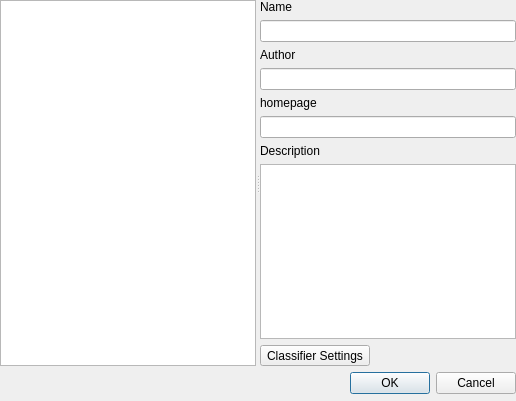
First picture: the form in ilastik/modules/interactive_segmentation/gui/segmentorSelectionDlg.ui, repository ilastik/ilastik-0.5, before the edit.
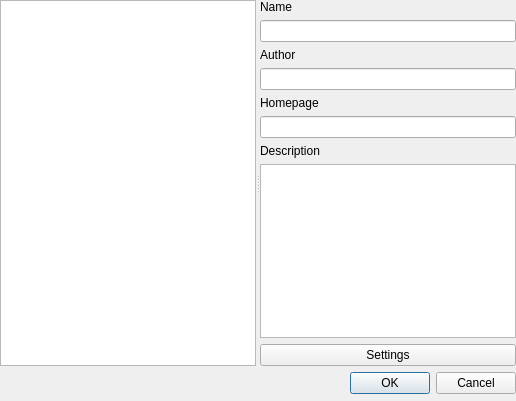
Second picture: the form after the edit.

```diff
--- a/ilastik/modules/interactive_segmentation/gui/segmentorSelectionDlg.ui
+++ b/ilastik/modules/interactive_segmentation/gui/segmentorSelectionDlg.ui
@@ -69,7 +69,7 @@
         <item>
          <widget class="QLabel" name="label_3">
           <property name="text">
-           <string>homepage</string>
+           <string>Homepage</string>
           </property>
          </widget>
         </item>
@@ -91,9 +91,9 @@
          <widget class="QTextBrowser" name="description"/>
         </item>
         <item>
-         <widget class="QToolButton" name="settingsButton">
+         <widget class="QPushButton" name="settingsButton">
           <property name="text">
-           <string>Classifier Settings</string>
+           <string>Settings</string>
           </property>
          </widget>
         </item>
```
